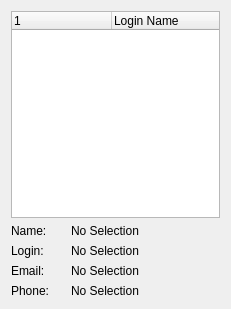
Qt form FWAdminLib/AdminsOnlineDlg.ui (fw-dev/translations) before a commit.
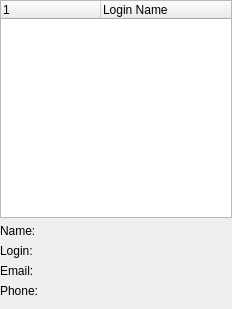
The same form after that commit. Custom widgets are drawn as their Qt base class.

The edit to the form file:
```diff
--- a/FWAdminLib/AdminsOnlineDlg.ui
+++ b/FWAdminLib/AdminsOnlineDlg.ui
@@ -1,21 +1,30 @@
 <ui version="4.0" >
  <class>CAdminsOnlineDlg</class>
- <widget class="QWidget" name="CAdminsOnlineDlg" >
-  <property name="geometry" >
+ <widget class="QWidget" name="CAdminsOnlineDlg">
+  <property name="geometry">
    <rect>
     <x>0</x>
     <y>0</y>
-    <width>231</width>
+    <width>232</width>
     <height>309</height>
    </rect>
   </property>
   <property name="windowTitle" >
    <string>Online Administrators</string>
   </property>
-  <layout class="QGridLayout" name="gridLayout" >
-   <item row="0" column="0" >
-    <widget class="QTreeWidget" name="treeWidgetAdminList" >
-     <property name="contextMenuPolicy" >
+  <layout class="QVBoxLayout" name="verticalLayout">
+   <property name="leftMargin">
+    <number>0</number>
+   </property>
+   <property name="topMargin">
+    <number>0</number>
+   </property>
+   <property name="rightMargin">
+    <number>0</number>
+   </property>
+   <item>
+    <widget class="StyledTreeWidget" name="treeWidgetAdminList">
+     <property name="contextMenuPolicy">
       <enum>Qt::ActionsContextMenu</enum>
      </property>
      <property name="alternatingRowColors" >
@@ -36,100 +45,99 @@
      </column>
     </widget>
    </item>
-   <item row="1" column="0" >
-    <layout class="QHBoxLayout" name="horizontalLayout" >
      <item>
-      <layout class="QVBoxLayout" name="verticalLayout" >
-       <item>
-        <widget class="QLabel" name="labelName" >
-         <property name="text" >
+    <layout class="QFormLayout" name="formLayout">
+     <item row="0" column="0">
+      <widget class="QLabel" name="labelName">
+       <property name="text">
           <string>Name:</string>
          </property>
         </widget>
        </item>
-       <item>
-        <widget class="QLabel" name="labelLogin" >
-         <property name="text" >
+     <item row="0" column="1">
+      <widget class="QLabel" name="textName">
+       <property name="minimumSize">
+        <size>
+         <width>149</width>
+         <height>0</height>
+        </size>
+       </property>
+       <property name="text">
+        <string/>
+       </property>
+      </widget>
+     </item>
+     <item row="1" column="0">
+      <widget class="QLabel" name="labelLogin">
+       <property name="text">
           <string>Login:</string>
          </property>
         </widget>
        </item>
-       <item>
-        <widget class="QLabel" name="labelEmail" >
-         <property name="text" >
+     <item row="1" column="1">
+      <widget class="QLabel" name="textLogin">
+       <property name="minimumSize">
+        <size>
+         <width>149</width>
+         <height>0</height>
+        </size>
+       </property>
+       <property name="text">
+        <string/>
+       </property>
+      </widget>
+     </item>
+     <item row="2" column="0">
+      <widget class="QLabel" name="labelEmail">
+       <property name="text">
           <string>Email:</string>
          </property>
         </widget>
        </item>
-       <item>
-        <widget class="QLabel" name="labelPhone" >
-         <property name="text" >
+     <item row="2" column="1">
+      <widget class="QLabel" name="textEmail">
+       <property name="minimumSize">
+        <size>
+         <width>149</width>
+         <height>0</height>
+        </size>
+       </property>
+       <property name="text">
+        <string/>
+       </property>
+      </widget>
+     </item>
+     <item row="3" column="0">
+      <widget class="QLabel" name="labelPhone">
+       <property name="text">
           <string>Phone:</string>
          </property>
         </widget>
        </item>
-      </layout>
-     </item>
-     <item>
-      <layout class="QVBoxLayout" name="verticalLayout_2" >
-       <item>
-        <widget class="QLabel" name="textName" >
-         <property name="minimumSize" >
+     <item row="3" column="1">
+      <widget class="QLabel" name="textPhone">
+       <property name="minimumSize">
           <size>
            <width>149</width>
            <height>0</height>
           </size>
          </property>
-         <property name="text" >
-          <string>No Selection</string>
+       <property name="text">
+        <string/>
          </property>
         </widget>
        </item>
-       <item>
-        <widget class="QLabel" name="textLogin" >
-         <property name="minimumSize" >
-          <size>
-           <width>149</width>
-           <height>0</height>
-          </size>
-         </property>
-         <property name="text" >
-          <string>No Selection</string>
-         </property>
-        </widget>
-       </item>
-       <item>
-        <widget class="QLabel" name="textEmail" >
-         <property name="minimumSize" >
-          <size>
-           <width>149</width>
-           <height>0</height>
-          </size>
-         </property>
-         <property name="text" >
-          <string>No Selection</string>
-         </property>
-        </widget>
-       </item>
-       <item>
-        <widget class="QLabel" name="textPhone" >
-         <property name="minimumSize" >
-          <size>
-           <width>149</width>
-           <height>0</height>
-          </size>
-         </property>
-         <property name="text" >
-          <string>No Selection</string>
-         </property>
-        </widget>
-       </item>
       </layout>
      </item>
     </layout>
-   </item>
-  </layout>
  </widget>
+ <customwidgets>
+  <customwidget>
+   <class>StyledTreeWidget</class>
+   <extends>QTreeWidget</extends>
+   <header>FileWaveGuiLib/styledviews/styledtreeview.h</header>
+  </customwidget>
+ </customwidgets>
  <resources/>
  <connections/>
 </ui>
```
Left out of the diff: 13 changed lines with no effect on the pictures. Lines whose indentation alone changed are shown as unchanged.
